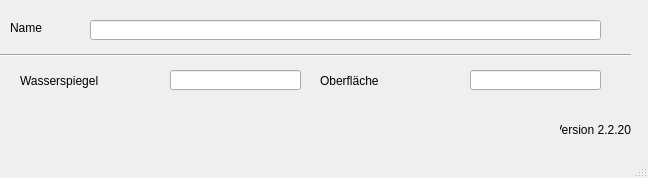
First picture: the form in qkan/database/templates/speicherkennlinien.ui, repository hoettges/QKan, before the edit.
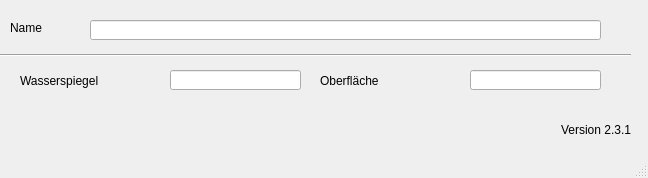
Second picture: the form after the edit.

The edit to the form file:
```diff
--- a/qkan/database/templates/speicherkennlinien.ui
+++ b/qkan/database/templates/speicherkennlinien.ui
@@ -109,7 +109,7 @@
      <string>Version QKan Import</string>
     </property>
     <property name="text">
-     <string>Version 2.2.20</string>
+     <string>Version 2.3.1</string>
     </property>
     <property name="alignment">
      <set>Qt::AlignRight|Qt::AlignTrailing|Qt::AlignVCenter</set>
```
